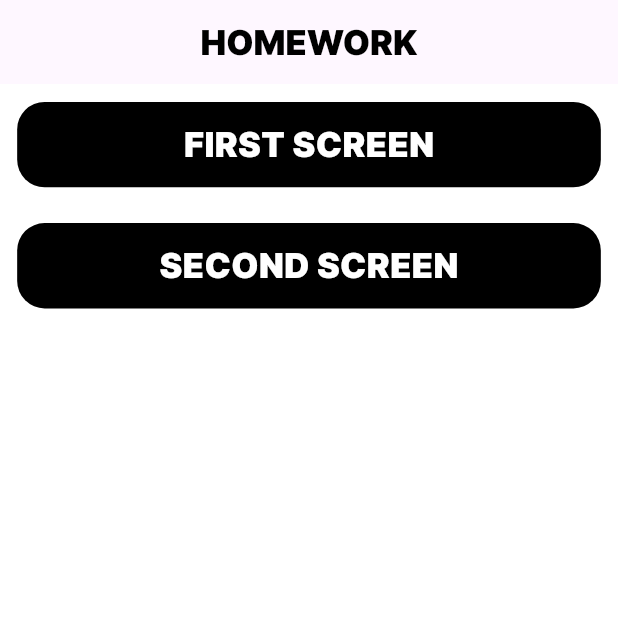
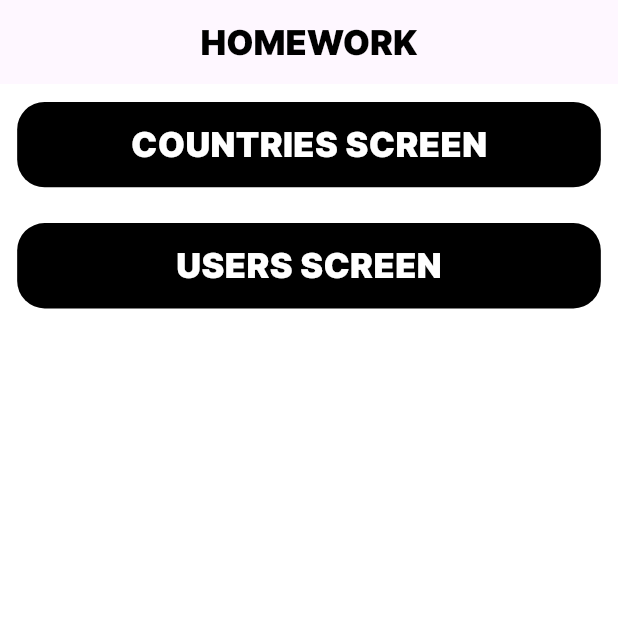
Before and after one commit to Yorq1nnur/najot_talim_nt, a Flutter app: the screen it shows after launch, on a phone screen of 412 x 824 dp, the top half of it. Run offline on Flutter 3.47's test engine with Material 3 defaults, Android fonts, the phone set to English and light mode, and no system bars; drawn by our look-alikes of zoom_tap_animation; our stand-ins replace carousel_slider, flutter_screenutil.

Commit message:
PROVIDER HOMEWORK

```diff
--- a/lib/screens/global_screen/global_screen.dart
+++ b/lib/screens/global_screen/global_screen.dart
@@ -95,11 +95,11 @@ class Models {
 
 final List<Models> model = [
   Models(
-    title: "FIRST SCREEN",
-    widget: FirstScreen(title: "FIRST SCREEN"),
+    title: "COUNTRIES SCREEN",
+    widget: FirstScreen(title: "COUNTRIES SCREEN"),
   ),
   Models(
-    title: "SECOND SCREEN",
-    widget: SecondScreen(title: "SECOND SCREEN"),
+    title: "USERS SCREEN",
+    widget: SecondScreen(title: "USERS SCREEN"),
   ),
 ];
```
Also changed, not shown: lib/screens/first_detail_screen/first_detail_screen.dart (+6 -4 lines).
